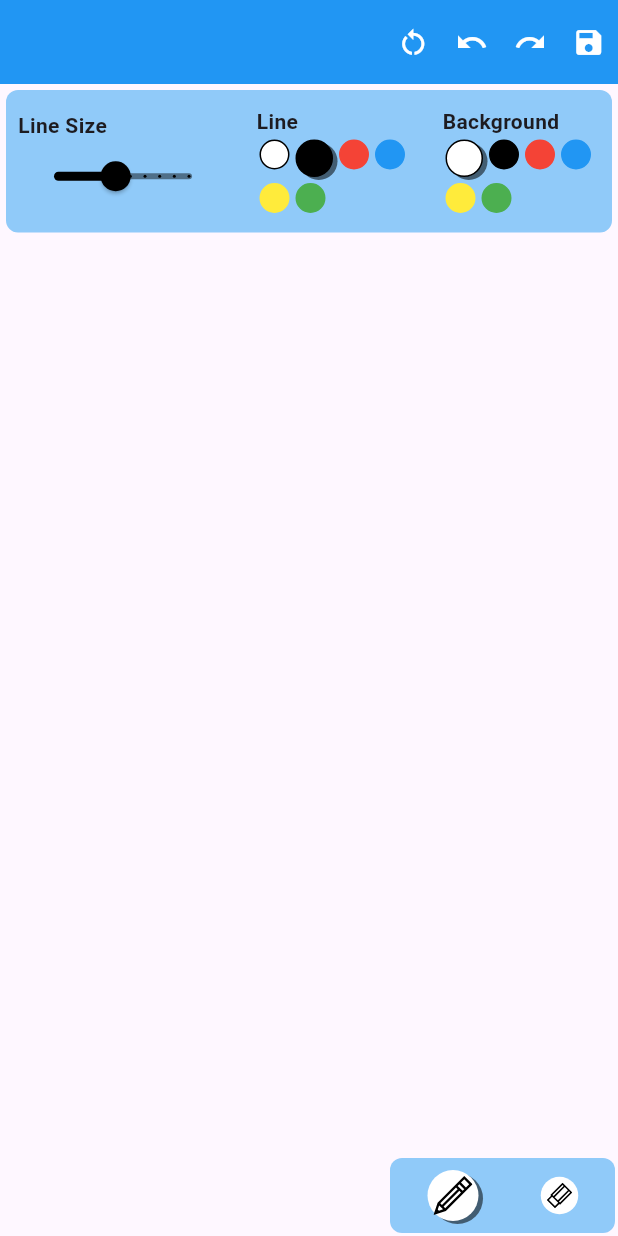
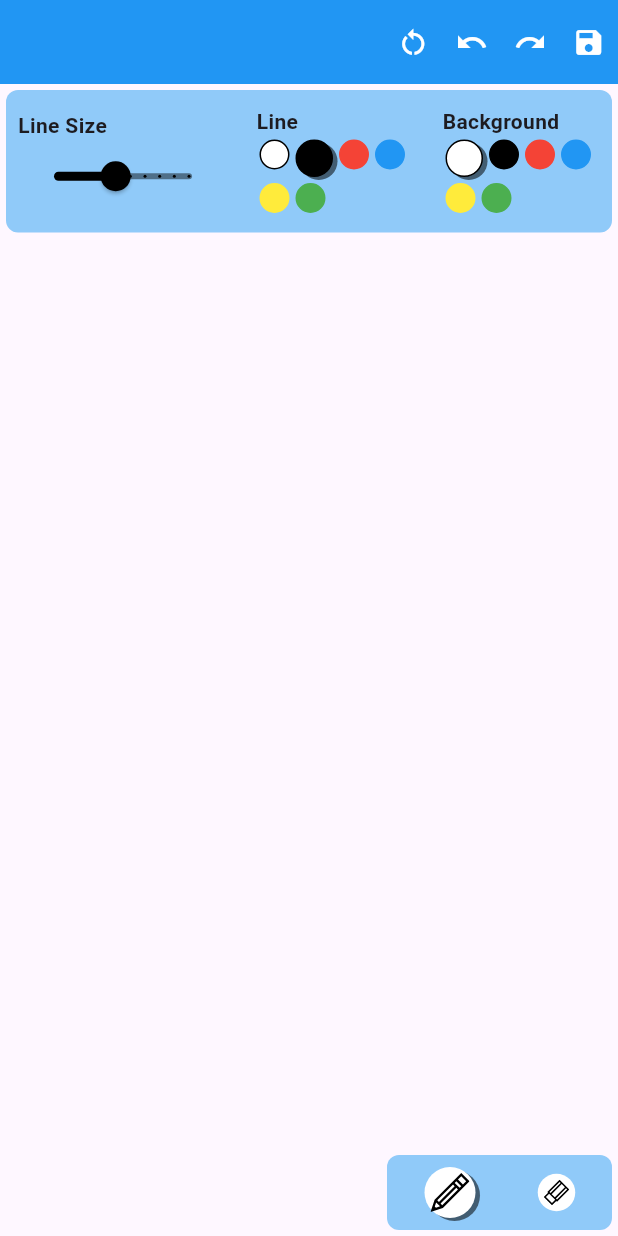
Before and after one commit to hydev777/kids_drawing_app, a Flutter app: the screen it shows after launch, on a phone screen of 412 x 824 dp. Run offline on Flutter 3.47's test engine with Material 3 defaults, Android fonts, the phone set to English and light mode, and no system bars; our stand-ins replace flutter_svg, go_router, image_gallery_saver.

Commit message:
added margin to tool area in drawing panel

```diff
--- a/lib/screens/drawer_panel/view/drawing_panel.dart
+++ b/lib/screens/drawer_panel/view/drawing_panel.dart
@@ -324,6 +324,7 @@ class _PanelState extends State<Panel> {
                     ),
                   ),
                   padding: const EdgeInsets.all(4),
+                  margin: const EdgeInsets.all(2),
                   child: Row(
                     mainAxisAlignment: MainAxisAlignment.spaceAround,
                     children: [
```
